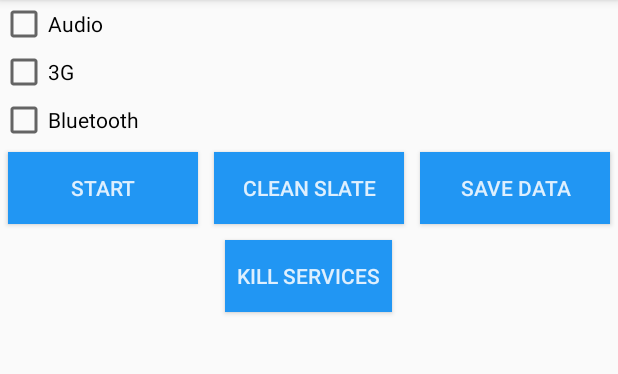
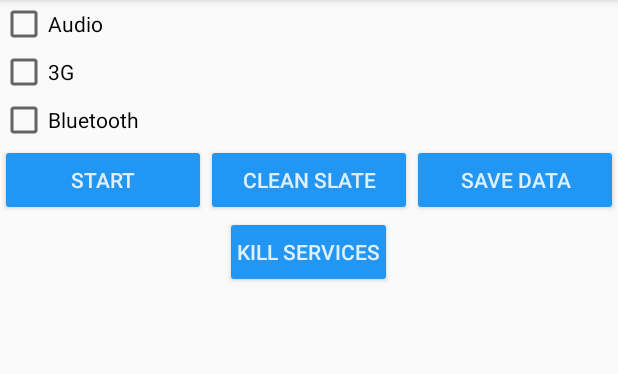
Before and after one commit to chetanmelkani/Hackbot1.0, an Android app: the screen it shows after launch (EventSettingsActivity), on a phone screen of 412 x 824 dp, the part 84-458 px from its top. Run offline under Robolectric (Android 15) with nearby library versions, the phone set to English and light mode, and no system bars; libraries missing offline, so code that uses them is left out: com.facebook.stetho; 2 statements that could not run were skipped.

Commit message:
Changes in the UI, a known issue, when the Activity is destroyed the the application crashes.

```diff
--- a/app/src/main/java/com/hackbot/activity/EventSettingsActivity.java
+++ b/app/src/main/java/com/hackbot/activity/EventSettingsActivity.java
@@ -1,12 +1,15 @@
 package com.hackbot.activity;
 
 import android.app.Activity;
+import android.app.AlertDialog;
 import android.content.ComponentName;
 import android.content.Context;
+import android.content.DialogInterface;
 import android.content.Intent;
 import android.content.ServiceConnection;
 import android.os.Bundle;
 import android.os.IBinder;
+import android.text.Html;
 import android.util.Log;
 import android.view.Menu;
 import android.view.View;
@@ -48,6 +51,17 @@ public class EventSettingsActivity extends Activity {
         this.dbh = DBHelper.getInstance(this);
         startService();
         addListenerOnButton();
+
+        new AlertDialog.Builder(this)
+                .setTitle(Html.fromHtml("<font color='#2196F3'>Hello</font>"))
+                .setMessage("Hi! There, HackBot is your personal assistant, which will learn your activities and replicate them. "
+                        + "Just get ready for a hassle free experience by selecting the checkboxes and press start.")
+                .setPositiveButton(android.R.string.yes, new DialogInterface.OnClickListener() {
+                    public void onClick(DialogInterface dialog, int which) {
+                        // continue with delete
+                    }
+                })
+                .show();
 
         Stetho.initialize(
                 Stetho.newInitializerBuilder(this)
--- a/app/src/main/java/com/hackbot/businessLogic/Algo.java
+++ b/app/src/main/java/com/hackbot/businessLogic/Algo.java
@@ -392,7 +392,6 @@ public class Algo {
             }
         }
 
-
         @Override
         public void onServiceDisconnected(ComponentName arg0) {
             Log.d(LOG, "in onServiceDisconnected, setting mBound false");
--- a/app/src/main/java/com/hackbot/services/EventListenerService.java
+++ b/app/src/main/java/com/hackbot/services/EventListenerService.java
@@ -61,7 +61,7 @@ public class EventListenerService extends Service {
 	@Override
     public void onDestroy() {
         super.onDestroy();
-		Log.d(LOG, "in onDestroy---------- should not be called");
+		Log.d(LOG, "in onDestroy");
         Toast.makeText(this, "Service Destroyed", Toast.LENGTH_LONG).show();
         algo.destroy();
         for (BroadcastReceiver receiver : receivers)
--- a/app/src/main/res/layout/activity_event_settings.xml
+++ b/app/src/main/res/layout/activity_event_settings.xml
@@ -32,9 +32,7 @@
         android:layout_weight="1"
         android:layout_height="wrap_content"
         android:text="@string/btn_ok"
-        android:background="@color/primary"
-        android:textColor="@color/text_primary"
-        android:layout_margin="5dp"/>
+        android:textColor="@color/text_primary"/>
 
     <Button
         android:id="@+id/buttonCleanSlate"
@@ -43,9 +41,7 @@
         android:layout_height="wrap_content"
         android:text="@string/btn_cleanSlate"
         android:onClick="cleanSlate"
-        android:background="@color/primary"
-        android:textColor="@color/text_primary"
-        android:layout_margin="5dp"/>
+        android:textColor="@color/text_primary"/>
 
     <Button
         android:id="@+id/buttonChangeSettings"
@@ -54,9 +50,7 @@
         android:layout_height="wrap_content"
         android:text="@string/btn_changeSettings"
         android:onClick="changeSettings"
-        android:background="@color/primary"
-        android:textColor="@color/text_primary"
-        android:layout_margin="5dp"/>
+        android:textColor="@color/text_primary"/>
 
         </LinearLayout>
 
@@ -66,9 +60,7 @@
         android:layout_height="wrap_content"
         android:text="@string/btn_killServices"
         android:onClick="killServices"
-        android:background="@color/primary"
         android:textColor="@color/text_primary"
-        android:layout_margin="5dp"
         android:layout_gravity="center"
         android:paddingLeft="8dp"
         android:paddingRight="8dp"/>
--- a/app/src/main/res/values/styles.xml
+++ b/app/src/main/res/values/styles.xml
@@ -8,5 +8,7 @@
         <item name="android:colorPrimaryDark">@color/primary_dark</item>
         <!--   theme UI controls like checkboxes and text fields -->
         <item name="android:colorAccent">@color/accent</item>
+        <item name="android:colorButtonNormal">#2196f3</item>
+        <item name="android:keyTextColor">@color/text_primary</item>
     </style>
 </resources>
```
Also changed, not shown: 10 other files.
